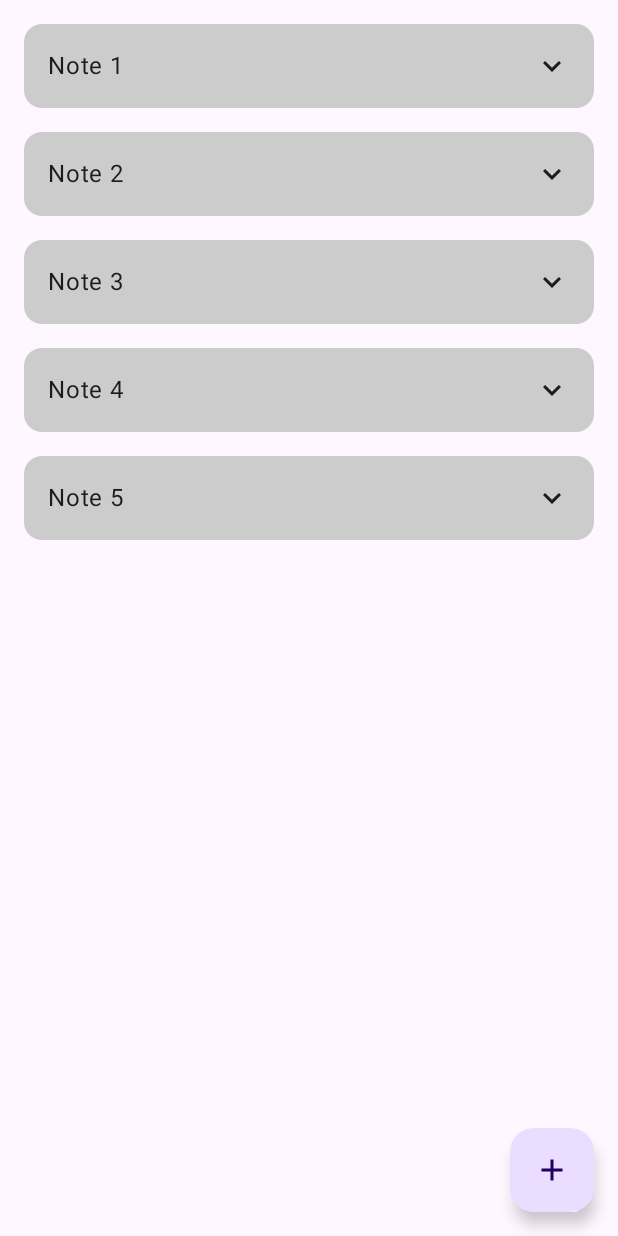
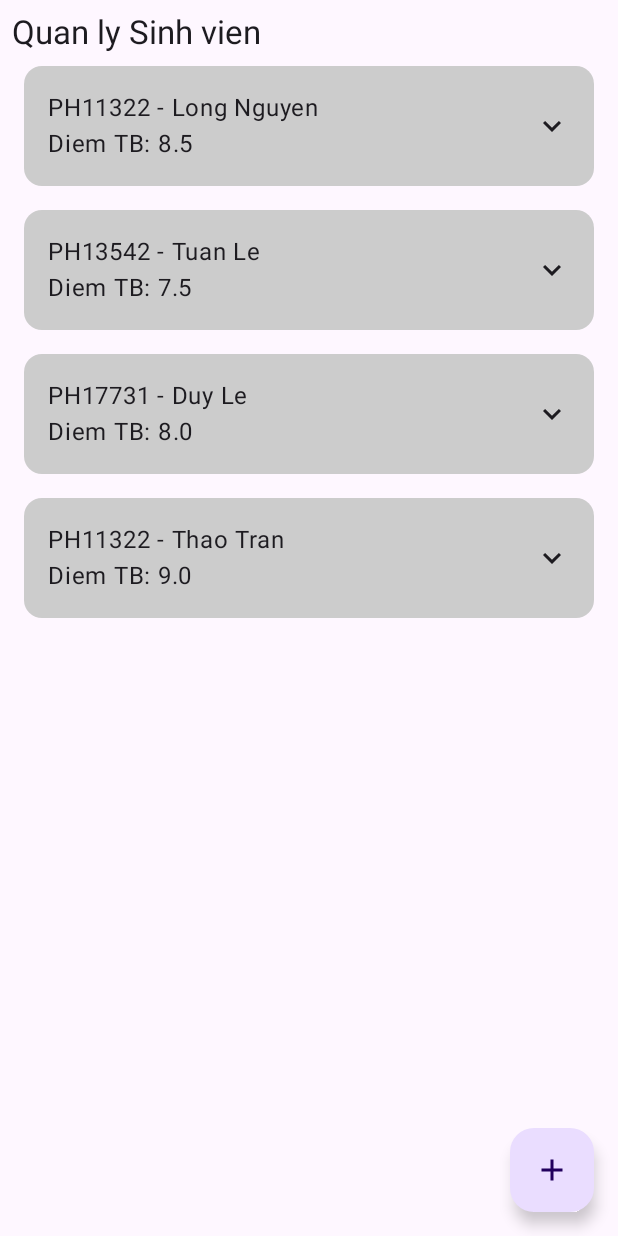
Before and after one commit to DuyLeHong/SeminarKotlin, an Android app built with Jetpack Compose: the screen it shows after launch (MainActivity), on a phone screen of 412 x 824 dp. Run offline under Robolectric (Android 15) with nearby library versions, the phone set to English and light mode, and no system bars.

Commit message:
update code

```diff
--- a/app/src/main/java/com/duyle/seminarkotlin/MainActivity.kt
+++ b/app/src/main/java/com/duyle/seminarkotlin/MainActivity.kt
@@ -51,34 +51,61 @@ FAB click action here */ }) {
     @Preview
     @Composable
     fun NoteApp(paddingValues: PaddingValues? = null) {
-        val notes = listOf("Note 1", "Note 2", "Note 3", "Note 4",
-            "Note 5")
+//        val notes = listOf("Note 1", "Note 2", "Note 3", "Note 4",
+//            "Note 5")
+
+        val listSinhvien = mutableListOf<StudentModel>() // goi class java tu kotlin jetpack compose
+
+        listSinhvien.add(StudentModel("PH11322", "Long Nguyen", 8.5f, false))
+        listSinhvien.add(StudentModel("PH13542", "Tuan Le", 7.5f, false))
+        listSinhvien.add(StudentModel("PH17731", "Duy Le", 8f, false))
+        listSinhvien.add(StudentModel("PH11322", "Thao Tran", 9f, true))
+
         Column(modifier =
-        Modifier.padding(paddingValues!!).padding(8.dp)) {
-            notes.forEach { note ->
-                NoteCard(noteText = note)
+        Modifier
+            .padding(paddingValues!!)
+            .padding(8.dp)) {
+            Text(text = "Quan ly Sinh vien",
+                style = MaterialTheme.typography.titleLarge)
+            listSinhvien.forEach { sinhvien ->
+                NoteCard(sinhvien)
             }
         }
     }
 
     @Composable
-    fun NoteCard(noteText: String) {
+    fun NoteCard(studentModel: StudentModel) {
         Box(
-            modifier = Modifier.fillMaxWidth().padding(8.dp)
-                .background(color = Color.LightGray, shape =
-                MaterialTheme.shapes.medium)
+            modifier = Modifier
+                .fillMaxWidth()
+                .padding(8.dp)
+                .background(
+                    color = Color.LightGray, shape =
+                    MaterialTheme.shapes.medium
+                )
         ) {
             Row(verticalAlignment = Alignment.CenterVertically) {
-                Text(
-                    text = noteText,
-                    modifier = Modifier.weight(1f).padding(16.dp),
-                    style = MaterialTheme.typography.bodyLarge
-                )
+                Column (modifier = Modifier
+                    .weight(1f)
+                    .padding(16.dp)
+                ) {
+                    Text(
+                        text = "${studentModel.mssv} - ${studentModel.hoten}",
+                        style = MaterialTheme.typography.bodyLarge
+                    )
+                    Text(
+                        text = "Diem TB: ${studentModel.diemTB}",
+                        style = MaterialTheme.typography.bodyLarge
+                    )
+                }
+
                 Icon(
                     imageVector = Icons.Filled.KeyboardArrowDown,
                     contentDescription = "Expand Note",
                     modifier =
-                    Modifier.padding(16.dp).align(Alignment.CenterVertically)
+                    Modifier
+                        .padding(16.dp)
+                        .align(Alignment.CenterVertically)
                 )
             }
         }
```
